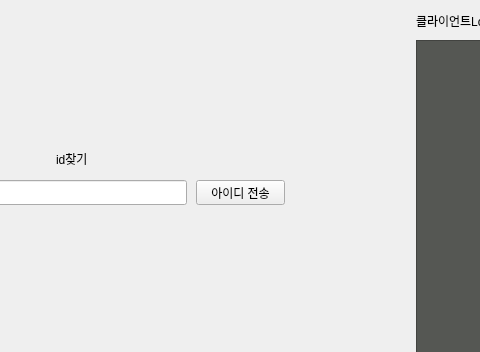
Before: the Qt Designer form student_untitled.ui in Eduappproject/education_application, drawn with Qt 5; both pictures show x 134 to 614 and y 0 to 352 of the 886 by 684 pixel window.
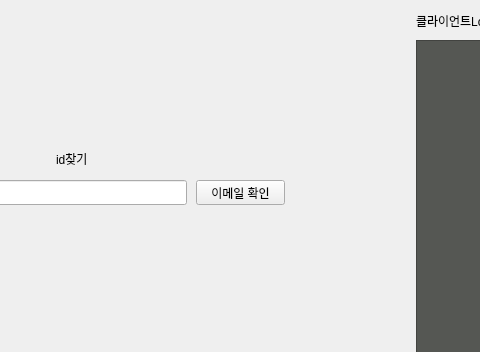
After: the same form once the commit is applied. The open tabs and pages were chosen to show the change.

Commit message: ID,PW 찾기 구현됨

Diff of the .ui file:
```diff
--- a/student_untitled.ui
+++ b/student_untitled.ui
@@ -355,7 +355,7 @@
       </rect>
      </property>
      <property name="text">
-      <string>아이디 전송</string>
+      <string>이메일 확인</string>
      </property>
     </widget>
     <widget class="QLineEdit" name="idFindPageEmailLineEdit">
```
Left out of the diff: 6 changed lines with no effect on the pictures. The commit also changes 1 other file.
